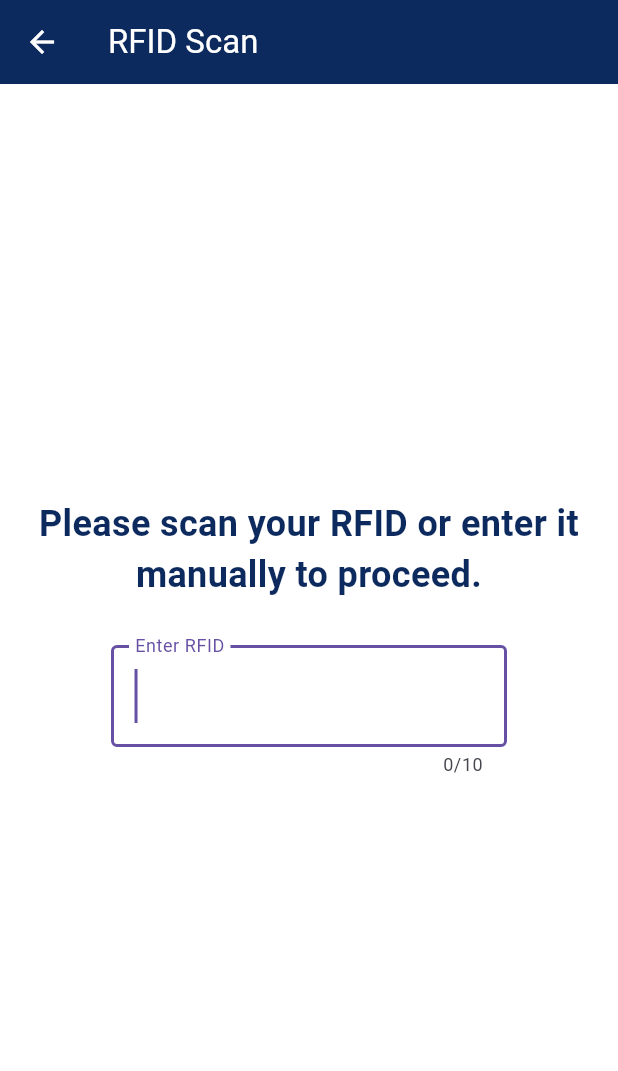
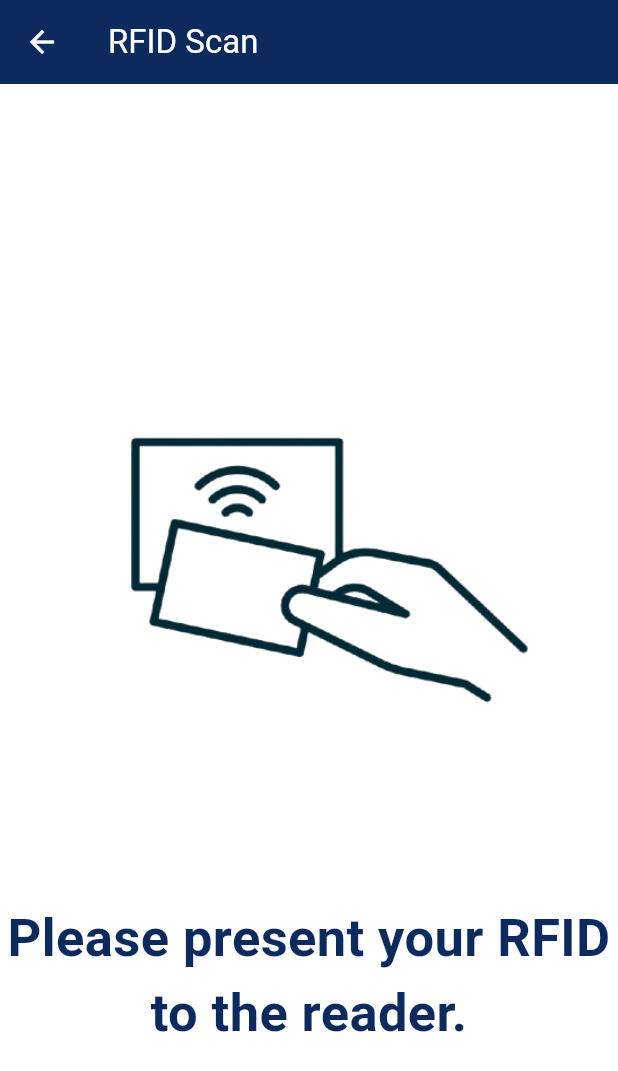
Before and after one commit to Ruoneee/vendomed_flutter, a Flutter app: the RfidScreen screen opened by its route, on a phone screen of 412 x 824 dp. Shown: the top 1071 px of the screen. Run offline on Flutter 3.47's test engine with Material 3 defaults, Android fonts, the light colour scheme and no system bars; our stand-ins replace flutter_blue_plus.

Commit message:
Updated new version 1.2.4

```diff
--- a/lib/medicine_menu.dart
+++ b/lib/medicine_menu.dart
@@ -35,7 +35,7 @@ class MedicineMenuState extends State<MedicineMenu> {
               ),
               const SizedBox(width: 10),
               Text(
-                "Welcome, ${widget.rfidData}!!",
+                "Welcome, ${widget.rfidData}!",
                 style: const TextStyle(fontSize: 18, color: Colors.white),
               ),
             ],
--- a/lib/rfid_screen.dart
+++ b/lib/rfid_screen.dart
@@ -3,6 +3,7 @@
 import 'dart:async';
 import 'package:flutter/material.dart';
 import 'medicine_menu.dart'; // Screen to show medicine menu
+import 'splash_screen.dart'; // Import your splash screen
 
 class RfidScreen extends StatefulWidget {
   const RfidScreen({super.key});
@@ -13,32 +14,38 @@ class RfidScreen extends StatefulWidget {
 
 class _RfidScreenState extends State<RfidScreen> {
   final TextEditingController _rfidController = TextEditingController();
-  String? rfidData;
-  String? maskedRfid;
+  final FocusNode _rfidFocusNode = FocusNode();
   bool navigated = false; // To prevent multiple navigations
 
   @override
   void initState() {
     super.initState();
+    // Request focus for the hidden TextField after the first frame.
+    WidgetsBinding.instance.addPostFrameCallback((_) {
+      _rfidFocusNode.requestFocus();
+    });
+
     // Listen for changes in the TextField.
     _rfidController.addListener(() {
+      final trimmed = _rfidController.text.trim();
+      // Automatically process once 10 characters are entered.
+      if (trimmed.length == 10 && !navigated) {
+        _processRfid(trimmed);
+      }
+    });
+  }
+
+  void _processRfid(String rfid) {
+    if (_isValidRfid(rfid)) {
       setState(() {
-        rfidData = _rfidController.text.trim();
-      });
-      // Automatically process once 10 characters are entered.
-      if (rfidData?.length == 10 && !navigated) {
-        if (_isValidRfid(rfidData!)) {
-          // Mask the RFID (showing only the last 4 digits).
-          setState(() {
-            maskedRfid = "******" + rfidData!.substring(6);
         navigated = true;
       });
-          // Delay a moment so the user can see the masked RFID.
+      // Delay a moment before navigating.
       Timer(const Duration(milliseconds: 1000), () {
         Navigator.pushReplacement(
           context,
           MaterialPageRoute(
-                builder: (context) => MedicineMenu(rfidData: rfidData!),
+            builder: (context) => MedicineMenu(rfidData: rfid),
           ),
         );
       });
@@ -47,8 +54,6 @@ class _RfidScreenState extends State<RfidScreen> {
         const SnackBar(content: Text("Invalid RFID. Please try again.")),
       );
     }
-      }
-    });
   }
 
   bool _isValidRfid(String rfid) {
@@ -71,18 +76,29 @@ class _RfidScreenState extends State<RfidScreen> {
   @override
   void dispose() {
     _rfidController.dispose();
+    _rfidFocusNode.dispose();
     super.dispose();
   }
 
   @override
   Widget build(BuildContext context) {
     return WillPopScope(
-      // Prevent the back button if needed.
-      onWillPop: () async => false,
+      // Allow back navigation; we'll handle it manually via the back arrow.
+      onWillPop: () async => true,
       child: Scaffold(
-        // Set the scaffold background to white.
         backgroundColor: const Color(0xFFFFFFFF),
         appBar: AppBar(
+          leading: IconButton(
+            icon: const Icon(Icons.arrow_back),
+            onPressed: () {
+              // Manually navigate back to the SplashScreen.
+              Navigator.pushAndRemoveUntil(
+                context,
+                MaterialPageRoute(builder: (context) => const SplashScreen()),
+                    (Route<dynamic> route) => false,
+              );
+            },
+          ),
           title: const Text(
             "RFID Scan",
             style: TextStyle(color: Colors.white),
@@ -90,26 +106,47 @@ class _RfidScreenState extends State<RfidScreen> {
           backgroundColor: const Color(0xFF0D2A5E),
           iconTheme: const IconThemeData(color: Colors.white),
         ),
-        body: Center(
-          child: Padding(
-            padding: const EdgeInsets.all(24.0),
+        // Wrap entire screen in GestureDetector to re-request focus.
+        body: GestureDetector(
+          onTap: () {
+            _rfidFocusNode.requestFocus();
+          },
+          child: Stack(
+            children: [
+              Center(
                 child: Column(
-              mainAxisAlignment: MainAxisAlignment.center,
+                  mainAxisSize: MainAxisSize.min,
                   children: [
+                    // Display the RFID tap image with the correct asset path.
+                    Image.asset(
+                      'assets/images/tap_rfid.png', // Ensure this path is correct
+                      width: 700, // Adjust size as needed
+                      height: 400,
+                      fit: BoxFit.contain,
+                    ),
+                    const SizedBox(height: 20),
                     const Text(
-                  "Please scan your RFID or enter it manually to proceed.",
+                      "Please present your RFID to the reader.",
                       style: TextStyle(
-                    fontSize: 24,
+                        fontSize: 35,
                         fontWeight: FontWeight.bold,
                         color: Color(0xFF0D2A5E),
                       ),
                       textAlign: TextAlign.center,
                     ),
-                const SizedBox(height: 30),
-                Padding(
-                  padding: const EdgeInsets.symmetric(horizontal: 50),
+                  ],
+                ),
+              ),
+              // The invisible TextField that still receives input.
+              Positioned(
+                top: 0,
+                left: 0,
+                right: 0,
+                child: Opacity(
+                  opacity: 0.0,
                   child: TextField(
                     controller: _rfidController,
+                    focusNode: _rfidFocusNode,
                     keyboardType: TextInputType.number,
                     maxLength: 10,
                     obscureText: true,
@@ -122,20 +159,8 @@ class _RfidScreenState extends State<RfidScreen> {
                     style: const TextStyle(fontSize: 24),
                   ),
                 ),
-                const SizedBox(height: 30),
-                // Display masked RFID if available.
-                if (maskedRfid != null)
-                  Text(
-                    "Scanned RFID: $maskedRfid",
-                    style: const TextStyle(
-                      fontSize: 24,
-                      fontWeight: FontWeight.bold,
-                      color: Color(0xFF0D2A5E),
               ),
-                  ),
-                // The Submit button is removed.
             ],
-            ),
           ),
         ),
       ),
--- a/pubspec.yaml
+++ b/pubspec.yaml
@@ -26,6 +26,7 @@ dev_dependencies:
 flutter:
   assets: #for adding images (need to declare it here)
     - assets/images/splash_logo.png
+    - assets/images/tap_rfid.png
     - assets/images/ibuprofen.png
     - assets/images/paracetamol.png
     - assets/images/loperamide.png
```
Also changed, not shown: assets/images/tap_rfid.png (added), pubspec.lock. Lines whose indentation alone changed are shown as unchanged.
